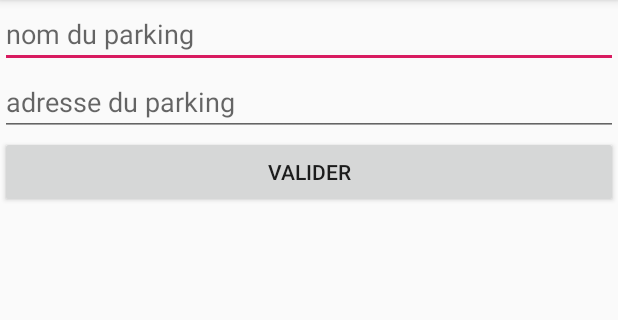
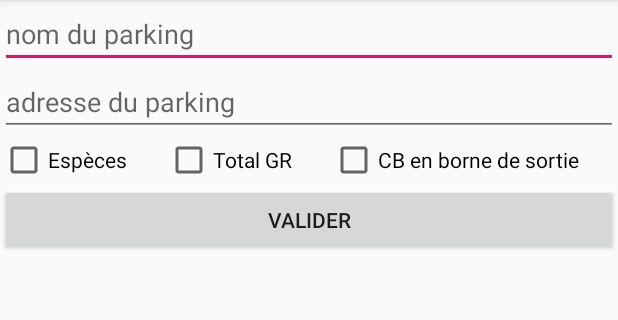
Before and after one commit to Dan243/parkin-nantes, an Android app: the ResearchParkingActivity screen opened directly, with no data from a screen before it, on a phone screen of 412 x 824 dp, the part 84-404 px from its top. Run offline under Robolectric (Android 15) with nearby library versions, the phone set to English and light mode, and no system bars; our stand-ins replace ButterKnife.

Commit message:
[Android]Add research parking by mean of paiement

```diff
--- a/app/src/main/java/com/example/dmonunu/parkinnantes/activities/ResearchListActivity.java
+++ b/app/src/main/java/com/example/dmonunu/parkinnantes/activities/ResearchListActivity.java
@@ -46,8 +46,14 @@ public class ResearchListActivity extends AppCompatActivity {
         research = new ArrayList<String>();
         String name = getIntent().getStringExtra("name");
         String address = getIntent().getStringExtra("address");
+        String cash = getIntent().getStringExtra("cash");
+        String total_gr = getIntent().getStringExtra("total_gr");
+        String cb = getIntent().getStringExtra("cb");
         research.add(name);
         research.add(address);
+        research.add(cash);
+        research.add(total_gr);
+        research.add(cb);
         researchService = new ResearchServiceImpl(getApplicationContext());
         researchService.findParkingsFromRoom(research);
         ParkingPresenter parkingPresenter = new ParkingPresenterImpl(getApplicationContext());
--- a/app/src/main/java/com/example/dmonunu/parkinnantes/activities/ResearchParkingActivity.java
+++ b/app/src/main/java/com/example/dmonunu/parkinnantes/activities/ResearchParkingActivity.java
@@ -4,6 +4,7 @@ import android.content.Intent;
 import android.os.Bundle;
 import android.view.View;
 import android.widget.Button;
+import android.widget.CheckBox;
 import android.widget.EditText;
 
 import com.example.dmonunu.parkinnantes.R;
@@ -20,6 +21,15 @@ public class ResearchParkingActivity extends AppCompatActivity {
     @BindView(R.id.address)
     EditText mAddressEditText;
 
+    @BindView(R.id.cash)
+    CheckBox mCashCheckBox;
+
+    @BindView(R.id.total_gr)
+    CheckBox mTotalGRCheckBox;
+
+    @BindView(R.id.cb)
+    CheckBox mCBCheckBox;
+
     @Override
     protected void onCreate(Bundle savedInstanceState) {
         super.onCreate(savedInstanceState);
@@ -34,6 +44,24 @@ public class ResearchParkingActivity extends AppCompatActivity {
                 Intent intent = new Intent(ResearchParkingActivity.this, ResearchListActivity.class);
                 intent.putExtra("name", mNameEditText.getText().toString());
                 intent.putExtra("address", mAddressEditText.getText().toString());
+                if (mCashCheckBox.isChecked()) {
+                    intent.putExtra("cash", "Espèces");
+                }
+                else {
+                    intent.putExtra("cash", "");
+                }
+                if (mTotalGRCheckBox.isChecked()) {
+                    intent.putExtra("total_gr", "Total");
+                }
+                else {
+                    intent.putExtra("total_gr", "");
+                }
+                if (mCBCheckBox.isChecked()) {
+                    intent.putExtra("cb", "CB");
+                }
+                else {
+                    intent.putExtra("cb", "");
+                }
                 startActivity(intent);
             }
         });
--- a/app/src/main/java/com/example/dmonunu/parkinnantes/services/LightParkingDao.java
+++ b/app/src/main/java/com/example/dmonunu/parkinnantes/services/LightParkingDao.java
@@ -42,7 +42,7 @@ public interface LightParkingDao {
     @Query("UPDATE LightParking SET isFavorite = 'false'")
     void removeFavorite();
 
-    @Query("SELECT * FROM LightParking WHERE nomParking LIKE '%' || :name || '%' AND adresse LIKE '%' || :address || '%'")
-    List<LightParking> findParkingsByNameAndAddress(String name, String address);
+    @Query("SELECT * FROM LightParking WHERE nomParking LIKE '%' || :name || '%' AND adresse LIKE '%' || :address || '%' AND moyenPaiement LIKE '%' || :cash || '%' AND moyenPaiement LIKE '%' || :total_gr || '%' AND moyenPaiement LIKE '%' || :cb || '%'")
+    List<LightParking> findParkingsByNameAndAddress(String name, String address, String cash, String total_gr, String cb);
 
 }
--- a/app/src/main/java/com/example/dmonunu/parkinnantes/services/ResearchServiceImpl.java
+++ b/app/src/main/java/com/example/dmonunu/parkinnantes/services/ResearchServiceImpl.java
@@ -29,7 +29,7 @@ public class ResearchServiceImpl implements ResearchService {
     private class RoomAsyncTask extends AsyncTask<List<String>, Void, List<LightParking>> {
         @Override
         protected List<LightParking> doInBackground(List<String>... lists) {
-            return ParkingDataBase.getAppDatabase(context).lightParkingDao().findParkingsByNameAndAddress(lists[0].get(0), lists[0].get(1));
+            return ParkingDataBase.getAppDatabase(context).lightParkingDao().findParkingsByNameAndAddress(lists[0].get(0), lists[0].get(1), lists[0].get(2), lists[0].get(3), lists[0].get(4));
         }
 
         @Override
--- a/app/src/main/res/layout/activity_research_parking.xml
+++ b/app/src/main/res/layout/activity_research_parking.xml
@@ -9,6 +9,8 @@
     <LinearLayout
         android:layout_width="match_parent"
         android:layout_height="match_parent"
+        android:layout_alignParentStart="true"
+        android:layout_alignParentTop="true"
         android:orientation="vertical">
 
         <EditText
@@ -16,16 +18,43 @@
             android:layout_width="match_parent"
             android:layout_height="wrap_content"
             android:ems="10"
-            android:inputType="text"
-            android:hint="nom du parking"/>
+            android:hint="nom du parking"
+            android:inputType="text" />
 
         <EditText
             android:id="@+id/address"
             android:layout_width="match_parent"
             android:layout_height="wrap_content"
             android:ems="10"
-            android:inputType="text"
-            android:hint="adresse du parking" />
+            android:hint="adresse du parking"
+            android:inputType="text" />
+
+        <LinearLayout
+            android:layout_width="match_parent"
+            android:layout_height="wrap_content"
+            android:orientation="horizontal">
+
+            <CheckBox
+                android:id="@+id/cash"
+                android:layout_width="wrap_content"
+                android:layout_height="wrap_content"
+                android:layout_weight="1"
+                android:text="Espèces" />
+
+            <CheckBox
+                android:id="@+id/total_gr"
+                android:layout_width="wrap_content"
+                android:layout_height="wrap_content"
+                android:layout_weight="1"
+                android:text="Total GR" />
+
+            <CheckBox
+                android:id="@+id/cb"
+                android:layout_width="wrap_content"
+                android:layout_height="wrap_content"
+                android:layout_weight="1"
+                android:text="CB en borne de sortie" />
+        </LinearLayout>
 
         <Button
             android:id="@+id/validateButton"
```
